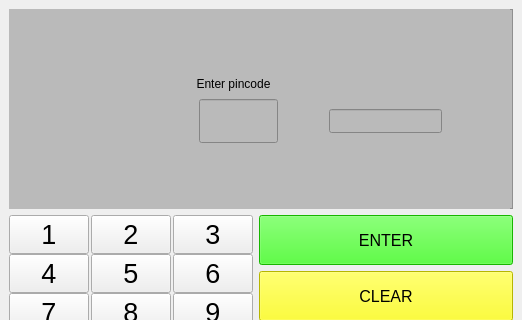
JohWid1/BankSimulRyhmatyo, file bank-automat/mainwindow.ui: the form before one commit; both pictures show x 0 to 522 and y 0 to 320 of the 522 by 546 pixel window.
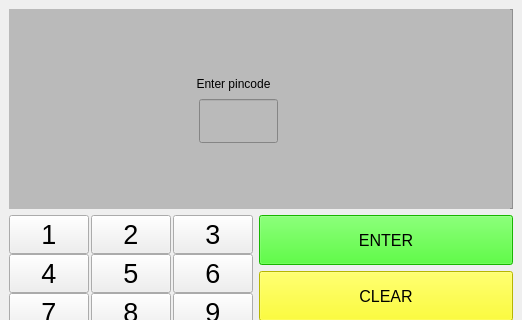
The form after the commit. The open tabs and pages were chosen to show the change.

Diff of the .ui file:
```diff
--- a/bank-automat/mainwindow.ui
+++ b/bank-automat/mainwindow.ui
@@ -395,16 +395,6 @@
               <string/>
              </property>
             </widget>
-            <widget class="QLineEdit" name="lineEdit">
-             <property name="geometry">
-              <rect>
-               <x>320</x>
-               <y>100</y>
-               <width>113</width>
-               <height>24</height>
-              </rect>
-             </property>
-            </widget>
            </widget>
            <widget class="QWidget" name="page_3">
             <widget class="QPushButton" name="pushButton_2">
```
Left out of the diff: 2 changed lines with no effect on the pictures.
